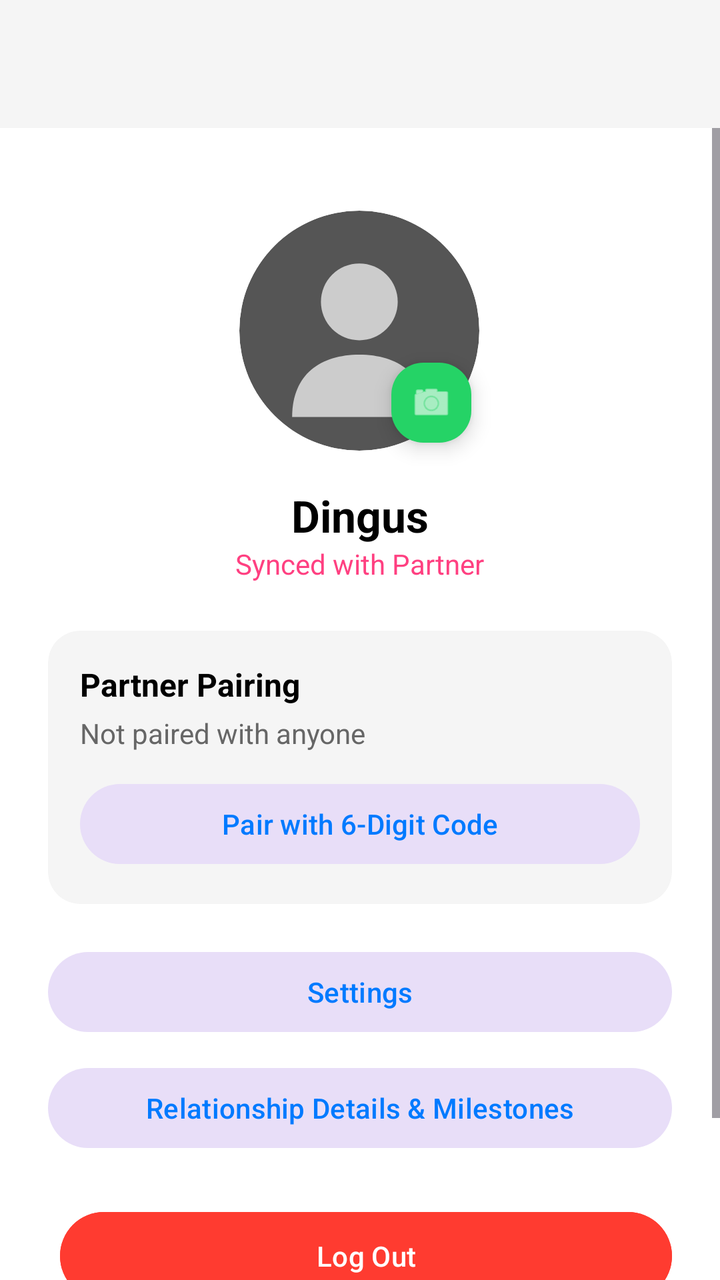
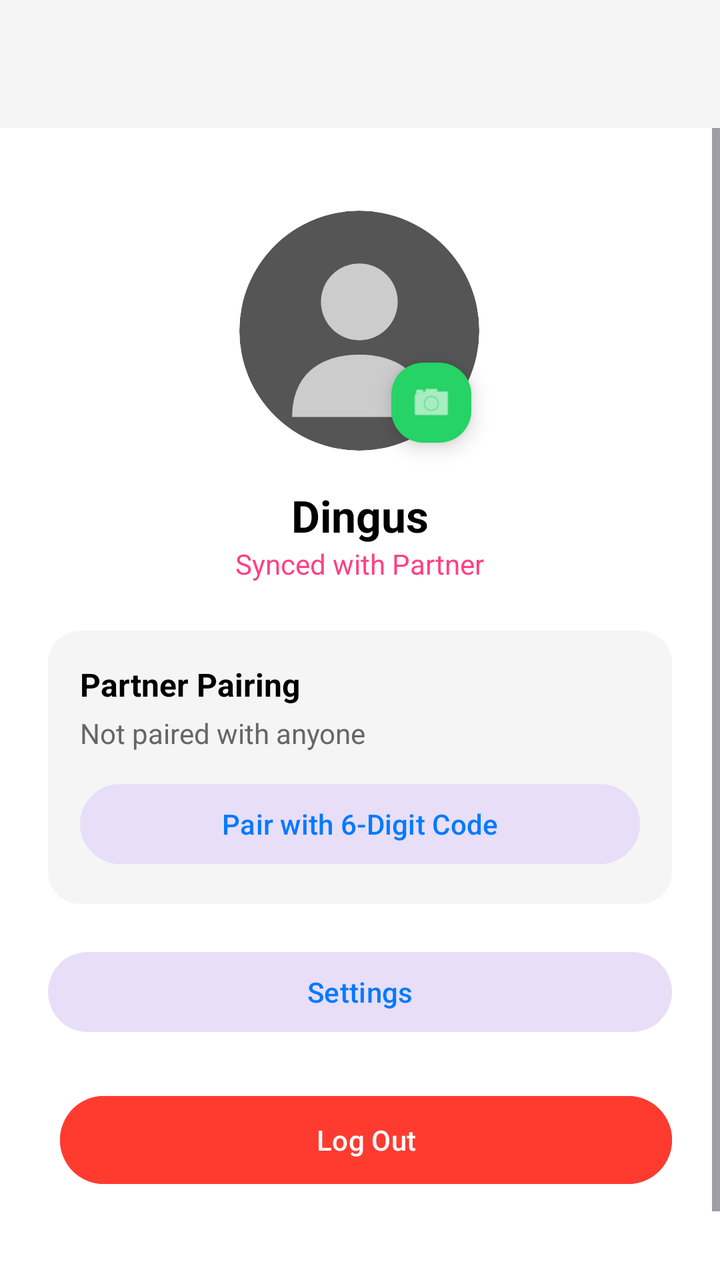

An Android layout rendered at two revisions. The XML below is the earlier revision; the diff shows what the commit changed to produce the second picture.
<!-- AndroidManifest.xml: application theme Theme.ProjectCecily -->
<!-- res/layout/activity_account.xml -->
<?xml version="1.0" encoding="utf-8"?>
<androidx.constraintlayout.widget.ConstraintLayout xmlns:android="http://schemas.android.com/apk/res/android"
    xmlns:app="http://schemas.android.com/apk/res-auto"
    android:layout_width="match_parent"
    android:layout_height="match_parent"
    android:background="@color/app_background">

    
    <com.google.android.material.appbar.AppBarLayout
        android:id="@+id/appBarLayout"
        android:layout_width="match_parent"
        android:layout_height="wrap_content"
        android:fitsSystemWindows="true"
        app:elevation="4dp"
        app:layout_constraintEnd_toEndOf="parent"
        app:layout_constraintStart_toStartOf="parent"
        app:layout_constraintTop_toTopOf="parent">

        <com.google.android.material.appbar.MaterialToolbar
            android:id="@+id/toolbar"
            android:layout_width="match_parent"
            android:layout_height="?attr/actionBarSize"
            android:background="@color/card_background" />
    </com.google.android.material.appbar.AppBarLayout>

    <ScrollView
        android:id="@+id/account_scroll"
        android:layout_width="0dp"
        android:layout_height="0dp"
        app:layout_constraintBottom_toBottomOf="parent"
        app:layout_constraintEnd_toEndOf="parent"
        app:layout_constraintStart_toStartOf="parent"
        app:layout_constraintTop_toBottomOf="@id/appBarLayout">

        <LinearLayout
            android:layout_width="match_parent"
            android:layout_height="wrap_content"
            android:orientation="vertical"
            android:padding="24dp">

            
            <FrameLayout
                android:layout_width="match_parent"
                android:layout_height="wrap_content"
                android:paddingTop="10dp"
                android:paddingBottom="10dp">

                <RelativeLayout
                    android:layout_width="135dp"
                    android:layout_height="135dp"
                    android:layout_gravity="center">

                    <com.google.android.material.imageview.ShapeableImageView
                        android:id="@+id/ivProfilePic"
                        android:layout_width="120dp"
                        android:layout_height="120dp"
                        android:layout_centerInParent="true"
                        android:scaleType="centerCrop"
                        android:src="@drawable/ic_blank_user"
                        app:shapeAppearanceOverlay="@style/CircleImage" />

                    <com.google.android.material.floatingactionbutton.FloatingActionButton
                        android:id="@+id/btnChangeProfilePic"
                        android:layout_width="40dp"
                        android:layout_height="40dp"
                        android:layout_alignBottom="@id/ivProfilePic"
                        android:layout_alignEnd="@id/ivProfilePic"
                        android:contentDescription="Change Profile Picture"
                        app:backgroundTint="#25D366"
                        app:fabCustomSize="40dp"
                        app:maxImageSize="22dp"
                        app:srcCompat="@android:drawable/ic_menu_camera"
                        app:tint="#FFFFFF" />
                </RelativeLayout>
            </FrameLayout>

            <TextView
                android:id="@+id/tvUserName"
                android:layout_width="wrap_content"
                android:layout_height="wrap_content"
                android:layout_gravity="center"
                android:text="Dingus"
                android:textColor="@color/text_primary"
                android:textSize="22sp"
                android:textStyle="bold" />

            <TextView
                android:id="@+id/tvSyncedPartner"
                android:layout_width="wrap_content"
                android:layout_height="wrap_content"
                android:layout_gravity="center"
                android:text="Synced with Partner"
                android:textColor="#FF4081"
                android:textSize="14sp" />

            
            <com.google.android.material.card.MaterialCardView
                android:layout_width="match_parent"
                android:layout_height="wrap_content"
                android:layout_marginTop="24dp"
                app:cardBackgroundColor="@color/card_background"
                app:cardCornerRadius="16dp"
                app:strokeWidth="0dp">

                <LinearLayout
                    android:layout_width="match_parent"
                    android:layout_height="wrap_content"
                    android:orientation="vertical"
                    android:padding="16dp">

                    <TextView
                        android:layout_width="wrap_content"
                        android:layout_height="wrap_content"
                        android:text="Partner Pairing"
                        android:textColor="@color/text_primary"
                        android:textSize="16sp"
                        android:textStyle="bold" />

                    <TextView
                        android:id="@+id/tvPairingStatus"
                        android:layout_width="wrap_content"
                        android:layout_height="wrap_content"
                        android:layout_marginTop="4dp"
                        android:text="Not paired with anyone"
                        android:textColor="@color/text_secondary"
                        android:textSize="14sp" />

                    <Button
                        android:id="@+id/btnPairPartner"
                        style="@style/Widget.Material3.Button.TonalButton"
                        android:layout_width="match_parent"
                        android:layout_height="wrap_content"
                        android:layout_marginTop="12dp"
                        android:text="Pair with 6-Digit Code" />
                </LinearLayout>
            </com.google.android.material.card.MaterialCardView>

            
            <Button
                android:id="@+id/btnSettings"
                style="@style/Widget.Material3.Button.TonalButton"
                android:layout_width="match_parent"
                android:layout_height="wrap_content"
                android:layout_marginTop="20dp"
                android:text="Settings" />

            <Button
                android:id="@+id/btnRelationshipDetails"
                style="@style/Widget.Material3.Button.TonalButton"
                android:layout_width="match_parent"
                android:layout_height="wrap_content"
                android:layout_marginTop="10dp"
                android:text="Relationship Details &amp; Milestones" />

            
            <LinearLayout
                android:layout_width="match_parent"
                android:layout_height="wrap_content"
                android:layout_marginTop="24dp"
                android:gravity="center"
                android:orientation="horizontal">

                <Button
                    android:id="@+id/btnUnpairPartner"
                    android:layout_width="0dp"
                    android:layout_height="52dp"
                    android:layout_marginEnd="6dp"
                    android:layout_weight="1"
                    android:backgroundTint="#FF3B30"
                    android:text="Unpair Partner"
                    android:textColor="#FFFFFF"
                    android:visibility="gone" />

                <Button
                    android:id="@+id/btnLogout"
                    android:layout_width="0dp"
                    android:layout_height="52dp"
                    android:layout_marginStart="6dp"
                    android:layout_weight="1"
                    android:backgroundTint="#FF3B30"
                    android:text="Log Out"
                    android:textColor="#FFFFFF" />
            </LinearLayout>

            <TextView
                android:layout_width="wrap_content"
                android:layout_height="wrap_content"
                android:layout_gravity="center"
                android:layout_marginTop="40dp"
                android:text="Project Cecily v1.0"
                android:textColor="@color/text_secondary"
                android:textSize="12sp" />

        </LinearLayout>
    </ScrollView>

</androidx.constraintlayout.widget.ConstraintLayout>
<!-- resources referenced by this layout -->
<resources>
  <color name="app_background">#FFFFFF</color>
  <color name="card_background">#F5F5F5</color>
  <color name="text_primary">#000000</color>
  <color name="text_secondary">#666666</color>
  <!-- drawable ic_blank_user (drawable) -->
  <?xml version="1.0" encoding="utf-8"?>
  <vector xmlns:android="http://schemas.android.com/apk/res/android"
      android:width="120dp"
      android:height="120dp"
      android:viewportWidth="100"
      android:viewportHeight="100">
      
      <path
          android:fillColor="#555555"
          android:pathData="M0,50 A50,50 0 1,0 100,50 A50,50 0 1,0 0,50 Z" />
      
      <path
          android:fillColor="#CCCCCC"
          android:pathData="M50,22 A16,16 0 1,0 50,54 A16,16 0 1,0 50,22 Z" />
      
      <path
          android:fillColor="#CCCCCC"
          android:pathData="M22,86 C22,68 34,60 50,60 C66,60 78,68 78,86 Z" />
  </vector>
  <style name="CircleImage">
          <item name="cornerSize">50%</item>
      </style>
  <style name="Theme.ProjectCecily" parent="Base.Theme.ProjectCecily" />
  <style name="Base.Theme.ProjectCecily" parent="Theme.Material3.DayNight.NoActionBar">
          
          <item name="colorPrimary">@color/nav_selected</item>
          <item name="windowActionBar">false</item>
          <item name="windowNoTitle">true</item>
  
          
          <item name="colorOnSecondaryContainer">@color/nav_selected</item>
      </style>
  <color name="nav_selected">#007AFF</color>
</resources>

<!-- the commit's change to res/layout/activity_account.xml (unified diff, before → after) -->
@@ -144,14 +144,6 @@
                 android:layout_marginTop="20dp"
                 android:text="Settings" />
 
-            <Button
-                android:id="@+id/btnRelationshipDetails"
-                style="@style/Widget.Material3.Button.TonalButton"
-                android:layout_width="match_parent"
-                android:layout_height="wrap_content"
-                android:layout_marginTop="10dp"
-                android:text="Relationship Details &amp; Milestones" />
-
             
             <LinearLayout
                 android:layout_width="match_parent"
